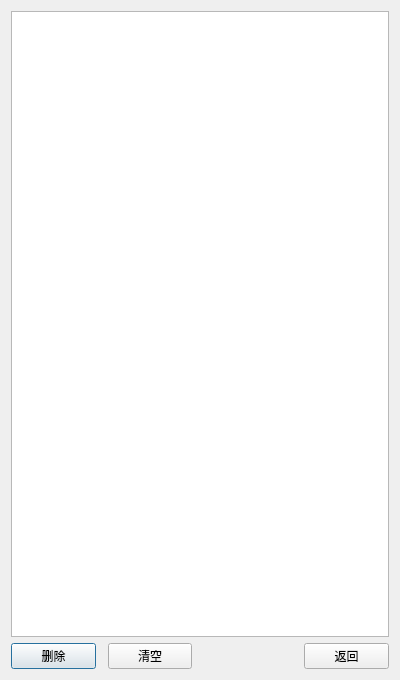
Qt form DialogRecList.ui (wlffeng2008/AkkoLabelPrinter) before a commit.
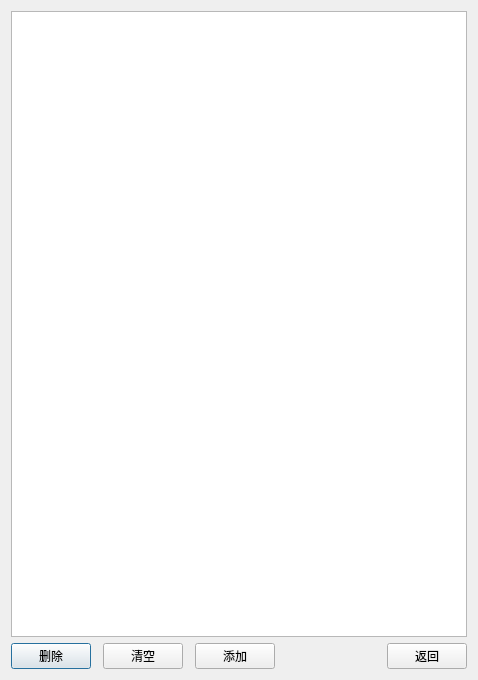
The same form after that commit.

Patch:
```diff
--- a/DialogRecList.ui
+++ b/DialogRecList.ui
@@ -40,6 +40,16 @@
        </property>
       </widget>
      </item>
+     <item>
+      <widget class="QPushButton" name="pushButtonAdd">
+       <property name="cursor">
+        <cursorShape>PointingHandCursor</cursorShape>
+       </property>
+       <property name="text">
+        <string>添加</string>
+       </property>
+      </widget>
+     </item>
      <item>
       <spacer name="horizontalSpacer">
        <property name="orientation">
```
Left out of the diff: 12 changed lines with no effect on the pictures.
